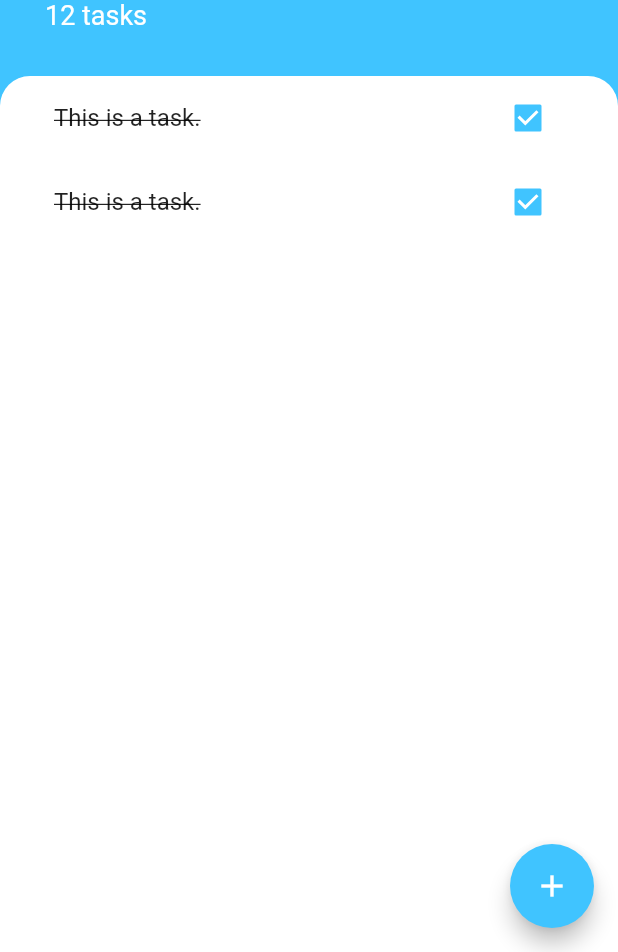
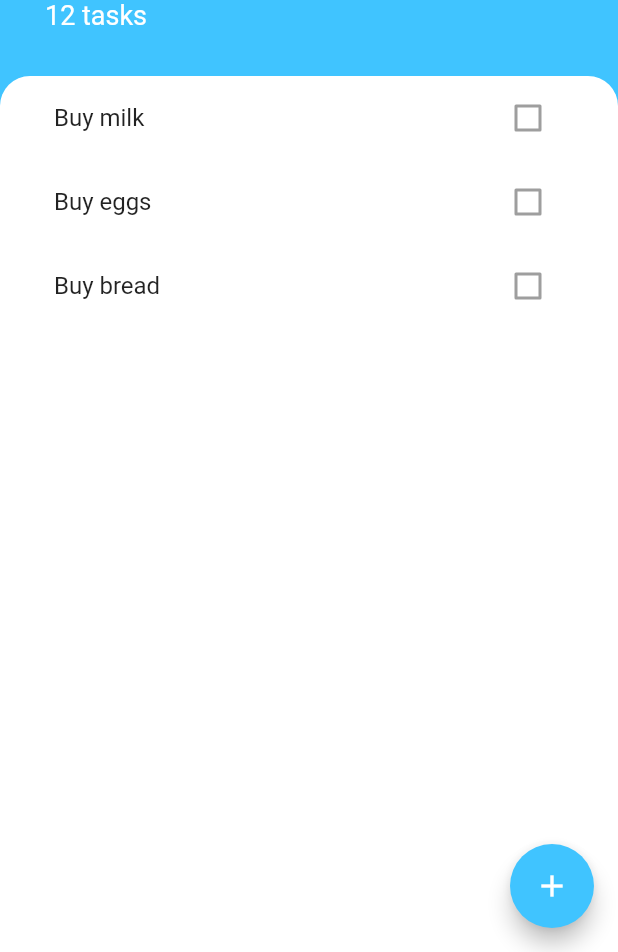
Before and after one commit to mcz9mm/todoey_flutter, a Flutter app: the screen it shows after launch, on a phone screen of 412 x 824 dp, the part 284-1236 px from its top. Run offline on Flutter 3.47's test engine with Material 2 defaults, Android fonts, the phone set to English and light mode, and no system bars.

Commit message:
add List Builder

```diff
--- /dev/null
+++ b/lib/models/tasks.dart
@@ -0,0 +1,13 @@
+
+class Task {
+
+  final String name;
+  bool isDone;
+
+  Task({this.name, this.isDone = false});
+
+  void toggleDone() {
+    isDone = !isDone;
+  }
+
+}
--- a/lib/widgets/task_tile.dart
+++ b/lib/widgets/task_tile.dart
@@ -1,43 +1,32 @@
 import 'package:flutter/material.dart';
 
-class TaskTile extends StatefulWidget {
-  @override
-  _TaskTileState createState() => _TaskTileState();
-}
+class TaskTile extends StatelessWidget {
 
-class _TaskTileState extends State<TaskTile> {
-  bool isChecked = true;
+  final bool isChecked;
+  final String taskTitle;
+
+  TaskTile({this.isChecked, this.taskTitle});
 
   @override
   Widget build(BuildContext context) {
     return ListTile(
       title: Text(
-        'This is a task.',
+        taskTitle,
         style: TextStyle(
           decoration: isChecked ? TextDecoration.lineThrough : null,
         ),
       ),
-      trailing: TaskCheckbox(isChecked, (bool checkboxState) {
-        setState(() {
-          isChecked = checkboxState;
-        });
-      }),
+      trailing: Checkbox(
+        activeColor: Colors.lightBlueAccent,
+        value: isChecked,
+//        onChanged: toggleCheckboxState,
+      ),
     );
   }
 }
 
-class TaskCheckbox extends StatelessWidget {
-  final bool checkboxState;
-  final Function toggleCheckboxState;
-
-  TaskCheckbox(this.checkboxState, this.toggleCheckboxState);
-
-  @override
-  Widget build(BuildContext context) {
-    return Checkbox(
-      activeColor: Colors.lightBlueAccent,
-      value: checkboxState,
-      onChanged: toggleCheckboxState,
-    );
-  }
-}
+//(bool checkboxState) {
+//setState(() {
+//isChecked = checkboxState;
+//});
+//}),
--- a/lib/widgets/tasks_list.dart
+++ b/lib/widgets/tasks_list.dart
@@ -1,15 +1,28 @@
 import 'package:flutter/material.dart';
 import 'package:todoey_flutter/widgets/task_tile.dart';
+import 'package:todoey_flutter/models/tasks.dart';
 
-class TasksList extends StatelessWidget {
+class TasksList extends StatefulWidget {
+  @override
+  _TasksListState createState() => _TasksListState();
+}
+
+class _TasksListState extends State<TasksList> {
+
+  List<Task> tasks = [
+    Task(name: 'Buy milk'),
+    Task(name: 'Buy eggs'),
+    Task(name: 'Buy bread'),
+  ];
 
   @override
   Widget build(BuildContext context) {
-    return ListView(
-      children: <Widget>[
-        TaskTile(),
-        TaskTile(),
-      ],
+    return ListView.builder(itemBuilder: (context, index) {
+      return TaskTile(
+        taskTitle: tasks[index].name,
+        isChecked: tasks[index].isDone,);
+    },
+      itemCount: tasks.length,
     );
   }
 }
```
